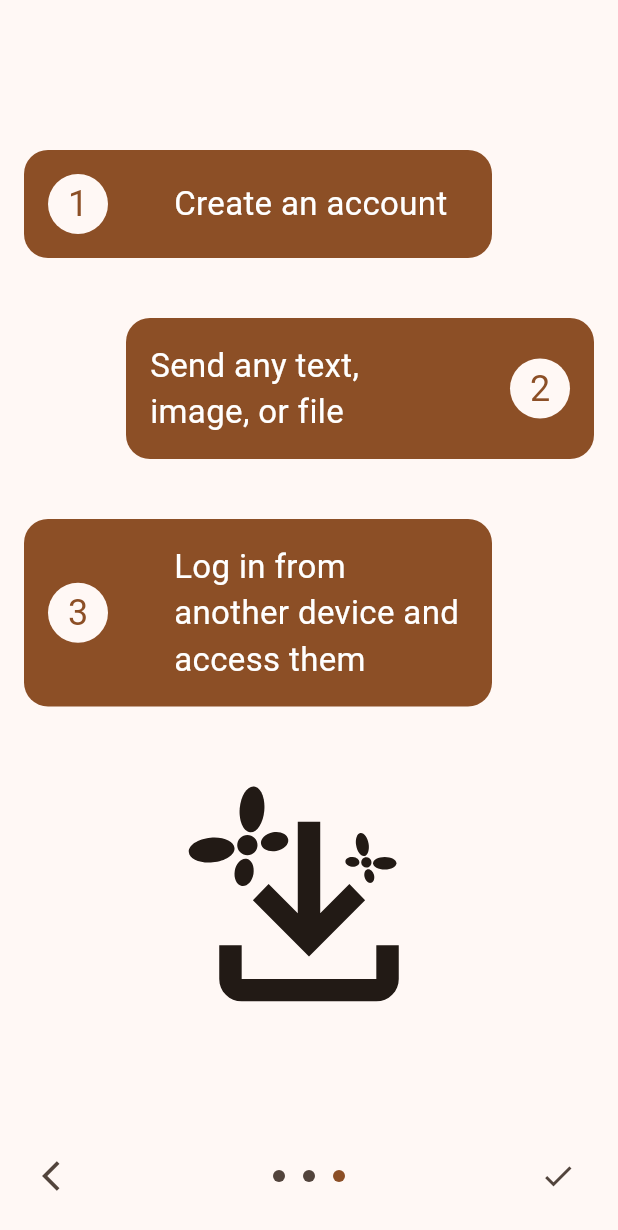
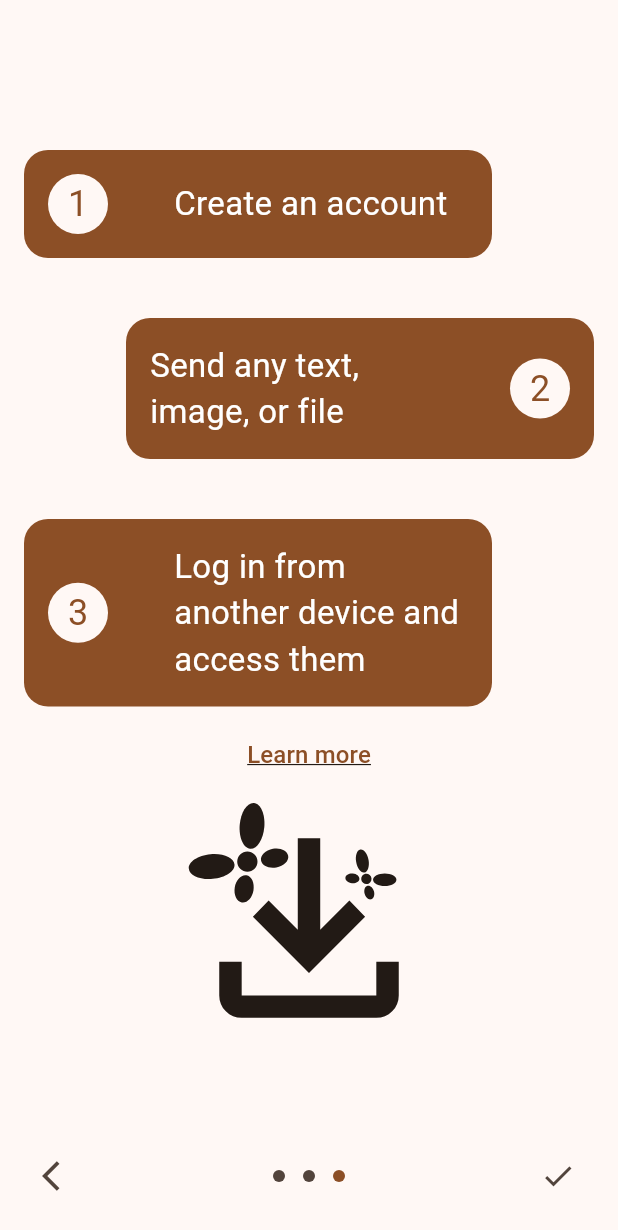
Before and after one commit to ksyro98/passaround, a Flutter app: the OnboardingScreens screen opened by its route, swiped to page 3, on a phone screen of 412 x 824 dp. Shown: the top 1230 px of the screen. Run offline on Flutter 3.47's test engine with Material 3 defaults, Android fonts, the phone set to English and light mode, and no system bars; drawn by our look-alikes of dynamic_color; our stand-ins replace cloud_firestore, equatable, file_picker, firebase_auth, firebase_core, firebase_storage and 4 more; missing offline and left inert: dart:html, super_clipboard, super_drag_and_drop; accounts and stored records are empty; generated files the repository leaves out were written again.

```diff
--- a/lib/features/info/onboarding/screens/third_onboarding_screen.dart
+++ b/lib/features/info/onboarding/screens/third_onboarding_screen.dart
@@ -1,4 +1,5 @@
 import 'package:flutter/material.dart';
+import 'package:passaround/features/info/onboarding/screens/widgets/learn_more_text.dart';
 import 'package:passaround/features/info/onboarding/screens/widgets/onboarding_card.dart';
 import 'package:passaround/features/info/onboarding/screens/widgets/onboarding_icon.dart';
 
@@ -33,6 +34,8 @@ class ThirdOnboardingScreen extends StatelessWidget {
                 number: 3,
                 direction: OnboardingCardDirection.left,
               ),
+              SizedBox(height: 4),
+              LearnMoreText(),
             ],
           ),
           OnboardingIcon(
--- /dev/null
+++ b/lib/features/info/onboarding/screens/widgets/learn_more_text.dart
@@ -0,0 +1,31 @@
+import 'package:flutter/material.dart';
+import 'package:go_router/go_router.dart';
+import 'package:passaround/navigation/info/faq_go_route.dart';
+
+class LearnMoreText extends StatelessWidget {
+  const LearnMoreText({super.key});
+
+  @override
+  Widget build(BuildContext context) {
+    return TextButton(
+      onPressed: () => _launchFaqScreen(context),
+      child: const Text(
+        "Learn more",
+        style: TextStyle(
+          fontSize: 16,
+          decoration: TextDecoration.underline,
+        ),
+      ),
+    );
+  }
+
+  Future<void> _launchFaqScreen(BuildContext context) async {
+    // TODO change that when the new domain is used
+    // const String faqUrl = "https://passaround-tcu.web.app/faq";
+    // final Uri uri = Uri.parse(faqUrl);
+    // if(await canLaunchUrl(uri)) {
+    //   launchUrl(uri);
+    // }
+    GoRouter.of(context).pushNamed(FaqGoRoute.name);
+  }
+}
```
